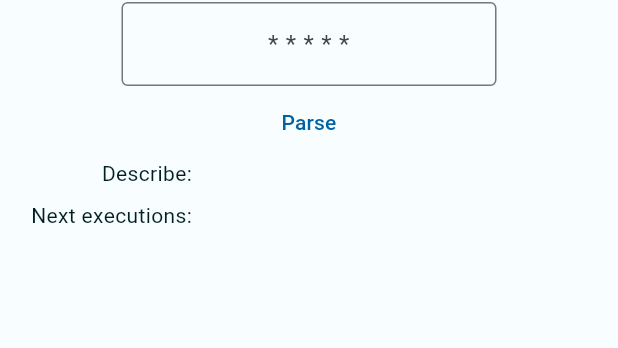
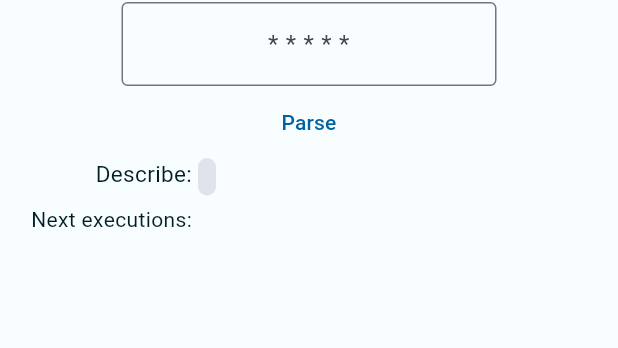
Before and after one commit to Jamalianpour/open-dev, a Flutter app: the CronView widget shown alone on an empty page, opened directly, on a phone screen of 412 x 824 dp. Shown: the part 106-454 px from the top of the screen. Run offline on Flutter 3.47's test engine with Material 3 defaults, Android fonts, the phone set to English and light mode, and no system bars; our stand-ins replace easy_sidemenu, file_picker, flutter_colorpicker, yaml_edit; missing offline and left inert: cron_expression_descriptor, cron_parser, dart_jsonwebtoken, flutter_acrylic, flutter_color_models, markdown_widget and 3 more.

Commit message:
Just improve cron view

```diff
--- a/lib/views/cron_view.dart
+++ b/lib/views/cron_view.dart
@@ -77,11 +77,11 @@ class _CronViewState extends State<CronView> {
                 child: Column(
                   crossAxisAlignment: CrossAxisAlignment.end,
                   children: [
-                    Text('Describe:'),
+                    Text('Describe:', style: TextStyle(fontSize: 15),),
                     SizedBox(
                       height: 8,
                     ),
-                    Text('Next executions:'),
+                    Text('Next executions:', style: TextStyle(height: 1.7),),
                   ],
                 ),
               ),
@@ -92,11 +92,23 @@ class _CronViewState extends State<CronView> {
                 child: Column(
                   crossAxisAlignment: CrossAxisAlignment.start,
                   children: [
-                    Text(describe),
+                    Container(
+                      decoration: BoxDecoration(
+                        borderRadius: BorderRadius.circular(6),
+                        color: Theme.of(context).colorScheme.surfaceVariant,
+                      ),
+                      child: Padding(
+                        padding: const EdgeInsets.symmetric(vertical: 2, horizontal: 6),
+                        child: Text(
+                          describe,
+                          style: const TextStyle(fontSize: 15),
+                        ),
+                      ),
+                    ),
                     const SizedBox(
                       height: 8,
                     ),
-                    Text(executions),
+                    Text(executions, style: const TextStyle(height: 1.7),),
                   ],
                 ),
               ),
```
